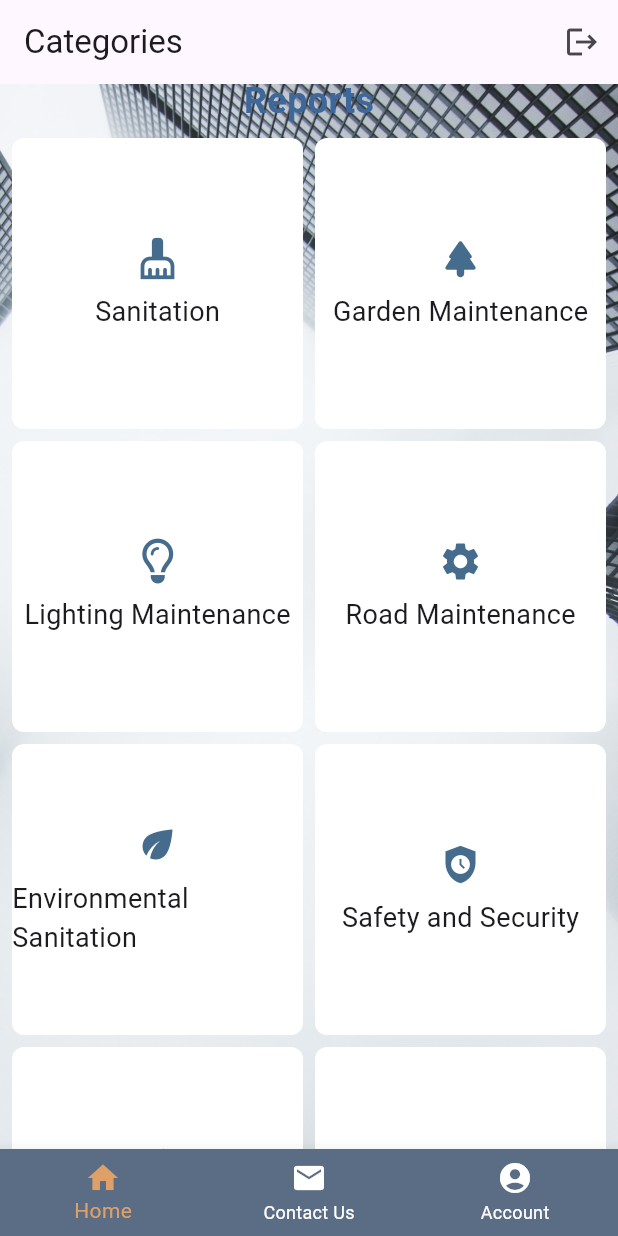
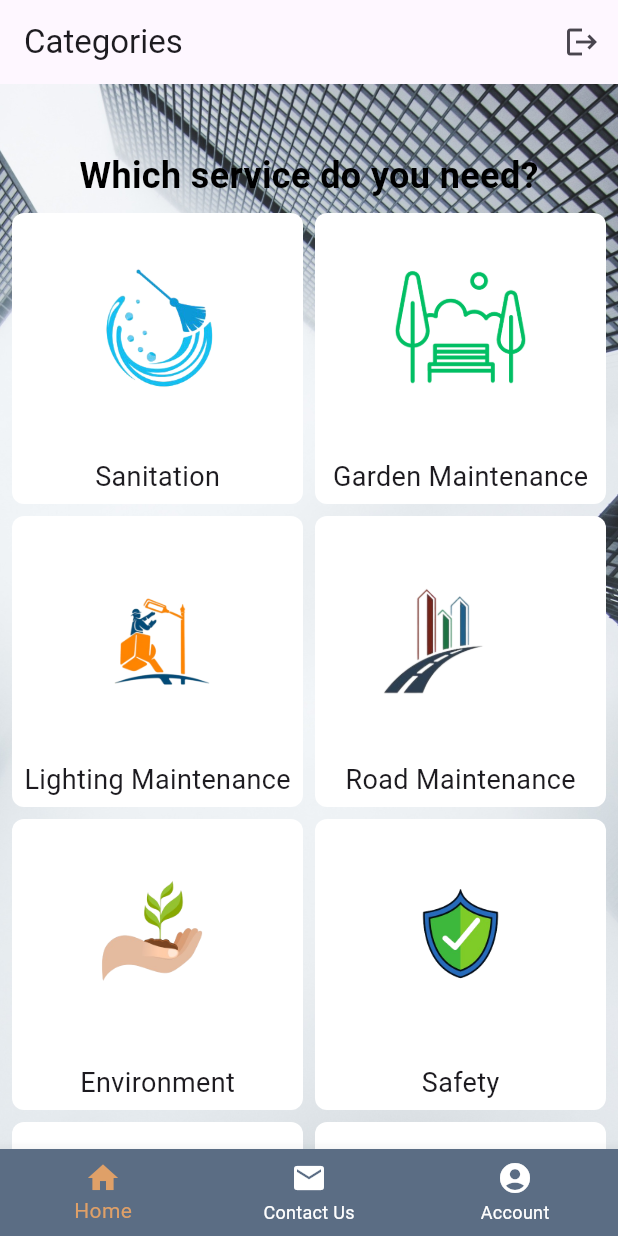
Before and after one commit to SondosAlnbary/final-project, a Flutter app: the CategoryScreen screen opened directly, on a phone screen of 412 x 824 dp. Run offline on Flutter 3.47's test engine with Material 3 defaults, Android fonts, the phone set to English and light mode, and no system bars; our stand-ins replace cloud_firestore, firebase_auth, firebase_core, font_awesome_flutter; accounts and stored records are empty.

Commit message:
adding pictures presenting each category

```diff
--- a/lib/screens/category_screen.dart
+++ b/lib/screens/category_screen.dart
@@ -1,6 +1,4 @@
-
 import 'package:flutter/material.dart';
-import 'package:font_awesome_flutter/font_awesome_flutter.dart';
 import 'welcome_screen.dart';
 import 'ContactUs.dart';
 import 'Account.dart';
@@ -23,7 +21,7 @@ class CategoryScreen extends StatefulWidget {
 class _CategoryScreenState extends State<CategoryScreen> {
   int _selectedIndex = 0;
 
-  List<Widget> _screens = [
+  final List<Widget> _screens = [
     CategoryListScreen(),
     ContactUsScreen(),
     AccountScreen(),
@@ -40,11 +38,11 @@ class _CategoryScreenState extends State<CategoryScreen> {
     return Scaffold(
       extendBodyBehindAppBar: true,
       appBar: AppBar(
-        title: Text('Categories'),
+        title: const Text('Categories'),
         automaticallyImplyLeading: false,
         actions: [
           IconButton(
-            icon: Icon(Icons.logout),
+            icon: const Icon(Icons.logout),
             onPressed: () {
               Navigator.pushReplacement(
                 context,
@@ -56,7 +54,7 @@ class _CategoryScreenState extends State<CategoryScreen> {
       ),
       body: _screens[_selectedIndex],
       bottomNavigationBar: BottomNavigationBar(
-        items: [
+        items: const [
           BottomNavigationBarItem(
             icon: Icon(Icons.home),
             label: 'Home',
@@ -71,9 +69,9 @@ class _CategoryScreenState extends State<CategoryScreen> {
           ),
         ],
         currentIndex: _selectedIndex,
-        selectedItemColor: Color.fromARGB(255, 223, 160, 104),
-        unselectedItemColor: const Color.fromARGB(255, 255, 255, 255),
-                backgroundColor: Color.fromARGB(255, 91, 109, 132),
+        selectedItemColor: const Color.fromARGB(255, 223, 160, 104),
+        unselectedItemColor: Colors.white,
+        backgroundColor: const Color.fromARGB(255, 91, 109, 132),
         onTap: _onItemTapped,
       ),
     );
@@ -83,15 +81,47 @@ class _CategoryScreenState extends State<CategoryScreen> {
 class CategoryListScreen extends StatelessWidget {
   @override
   Widget build(BuildContext context) {
-    List<CategoryInfo> categories = [
-      CategoryInfo(name: 'Sanitation', icon: Icons.cleaning_services),
-      CategoryInfo(name: 'Garden Maintenance', icon: Icons.park_rounded),
-      CategoryInfo(name: 'Lighting Maintenance', icon: FontAwesomeIcons.lightbulb),
-      CategoryInfo(name: 'Road Maintenance', icon: Icons.settings),
-      CategoryInfo(name: 'Environmental Sanitation', icon: Icons.eco),
-      CategoryInfo(name: 'Safety and Security', icon: Icons.safety_check),
-      CategoryInfo(name: 'Utilities', icon: Icons.electric_bolt),
-      CategoryInfo(name: 'Transportation', icon: Icons.emoji_transportation_sharp),
+    final List<CategoryInfo> categories = [
+      CategoryInfo(
+        name: 'Sanitation',
+        icon: Icons.cleaning_services,
+        imagePath: 'assets/images/sanitation.png',
+      ),
+      CategoryInfo(
+        name: 'Garden Maintenance',
+        icon: Icons.park_rounded,
+        imagePath: 'assets/images/garden.png',
+      ),
+      CategoryInfo(
+        name: 'Lighting Maintenance',
+        icon: Icons.lightbulb,
+        imagePath: 'assets/images/light.png',
+      ),
+      CategoryInfo(
+        name: 'Road Maintenance',
+        icon: Icons.settings,
+        imagePath: 'assets/images/road.png',
+      ),
+      CategoryInfo(
+        name: 'Environment',
+        icon: Icons.eco,
+        imagePath: 'assets/images/enviroment.png',
+      ),
+      CategoryInfo(
+        name: 'Safety',
+         icon: Icons.safety_check,
+         imagePath: 'assets/images/safety.png',
+        ),
+      CategoryInfo(
+        name: 'Utilities',
+        icon: Icons.electric_bolt,
+        imagePath: 'assets/images/utilities.png',
+        ),
+      CategoryInfo(
+        name: 'Transportation',
+        icon: Icons.emoji_transportation_sharp,
+         imagePath: 'assets/images/transportation.png',
+        ),
     ];
 
     return Stack(
@@ -105,27 +135,27 @@ class CategoryListScreen extends StatelessWidget {
         Column(
           children: [
             Padding(
-              padding: const EdgeInsets.only(top: 50.0),
+              padding: const EdgeInsets.only(top: 100.0),
               child: Align(
                 alignment: Alignment.center,
                 child: Text(
-                  'Reports',
+                  'Which service do you need?',
                   style: TextStyle(
                     fontSize: 24.0,
                     fontWeight: FontWeight.bold,
-                    color: Color.fromRGBO(62, 104, 156, 1),
+                    color: Colors.black,
                   ),
                 ),
               ),
             ),
             Expanded(
               child: GridView.builder(
-                gridDelegate: SliverGridDelegateWithFixedCrossAxisCount(
+                gridDelegate: const SliverGridDelegateWithFixedCrossAxisCount(
                   crossAxisCount: 2,
                   crossAxisSpacing: 8.0,
                   mainAxisSpacing: 8.0,
                 ),
-                padding: EdgeInsets.all(8.0),
+                padding: const EdgeInsets.all(8.0),
                 itemCount: categories.length,
                 itemBuilder: (context, index) {
                   return buildCategoryItem(context, categories[index]);
@@ -148,7 +178,6 @@ class CategoryListScreen extends StatelessWidget {
               Text('Selected category: ${category.name}'),
               ElevatedButton(
                 onPressed: () {
-                  // Handle the '+' button click
                   switch (category.name) {
                     case 'Sanitation':
                       Navigator.push(
@@ -200,11 +229,11 @@ class CategoryListScreen extends StatelessWidget {
                       break;
                   }
                 },
-                child: Text('+'),
+                child: const Text('+'),
               ),
             ],
           ),
-          backgroundColor: Color.fromRGBO(255, 69, 108, 140),
+          backgroundColor: Colors.pinkAccent,
         );
         ScaffoldMessenger.of(context).showSnackBar(snackBar);
       },
@@ -213,20 +242,29 @@ class CategoryListScreen extends StatelessWidget {
           color: Colors.white,
           borderRadius: BorderRadius.circular(8.0),
         ),
+        child: Center(
           child: Column(
             mainAxisAlignment: MainAxisAlignment.center,
             children: [
+              if (category.imagePath != null)
+                Image.asset(
+                  category.imagePath!,
+                  width: 150.0,
+                  height: 150.0,
+                )
+              else
                 Icon(
                   category.icon,
-              size: 30.0,
-              color: Color.fromARGB(255, 69, 108, 140),
+                  size: 60.0,
+                  color: const Color.fromARGB(255, 69, 108, 140),
                 ),
-            SizedBox(height: 8.0),
+              const SizedBox(height: 8.0),
               Text(
                 category.name,
-              style: TextStyle(fontSize: 18.0),
+                style: const TextStyle(fontSize: 18.0),
               ),
             ],
+          ),
         ),
       ),
     );
@@ -236,6 +274,7 @@ class CategoryListScreen extends StatelessWidget {
 class CategoryInfo {
   final String name;
   final IconData icon;
+  final String? imagePath;
 
-  CategoryInfo({required this.name, required this.icon});
+  CategoryInfo({required this.name, required this.icon, this.imagePath});
 }
```
Also changed, not shown: assets/images/enviroment.png, assets/images/garden.png (added), assets/images/light.png (added), assets/images/road.png (added), assets/images/safety.png (added), assets/images/sanitation.png (added), assets/images/transportation.png (added), assets/images/utilities.png (added). Lines whose indentation alone changed are shown as unchanged.
